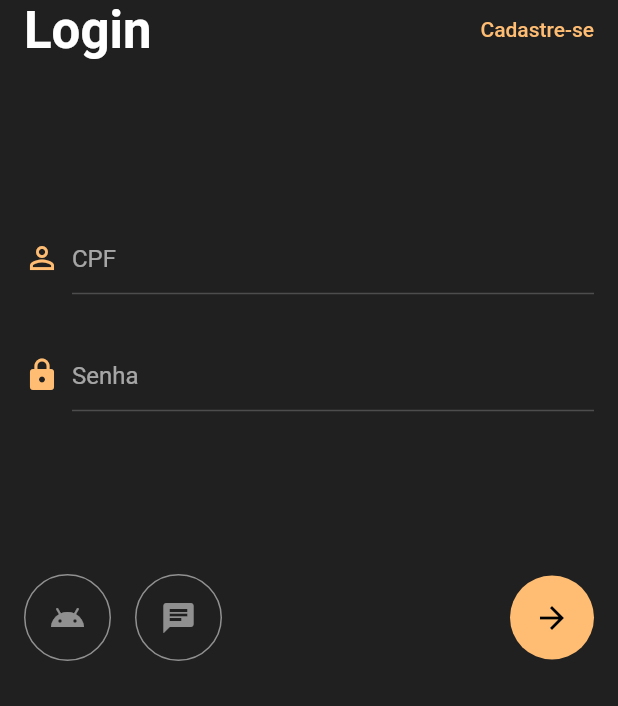
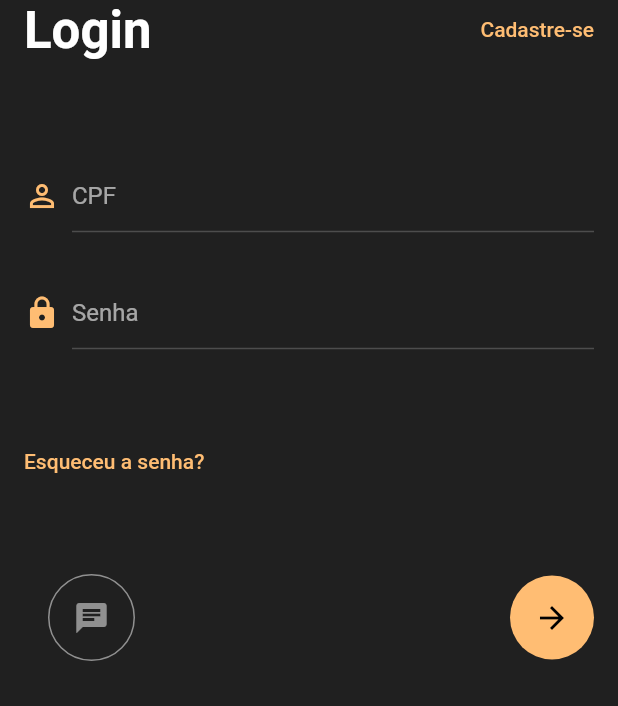
Before and after one commit to Rafaelveloso11/smartcity, a Flutter app: the screen it shows after launch, after a tap on "Acesse", on a phone screen of 412 x 824 dp, the part 530-1236 px from its top. Run offline on Flutter 3.47's test engine with Material 2 defaults, Android fonts, the phone set to English and light mode, and no system bars; our stand-ins replace flutter_multi_formatter, flutter_slidable.

Commit message:
Versão final para apresentação do tcc

```diff
--- a/lib/home_screen.dart
+++ b/lib/home_screen.dart
@@ -50,7 +50,7 @@ class _HomeScreenState extends State<HomeScreen> {
                       height: 60,
                     ),
                     Text(
-                      'Fulano da Silva',
+                      'Teste da Silva',
                       style: TextStyle(
                         color: Colors.white,
                         fontSize: 36,
@@ -130,7 +130,7 @@ class _HomeScreenState extends State<HomeScreen> {
                                 onPressed: () {
                                   Navigator.push(context,
                                       MaterialPageRoute(builder: (context) {
-                                    return const SignInScreen();
+                                    return SignInScreen();
                                   }));
                                 },
                                 style: ElevatedButton.styleFrom(
--- a/lib/main.dart
+++ b/lib/main.dart
@@ -81,7 +81,7 @@ class WelcomeScreen extends StatelessWidget {
                   onTap: () {
                     Navigator.push(context,
                         MaterialPageRoute(builder: (context) {
-                      return const SignInScreen();
+                      return SignInScreen();
                     }));
                   },
                   child: Container(
--- a/lib/signin_screen.dart
+++ b/lib/signin_screen.dart
@@ -1,17 +1,21 @@
 import 'package:flutter/material.dart';
 import 'package:flutter/rendering.dart';
+import 'package:flutter_multi_formatter/formatters/masked_input_formatter.dart';
 import 'package:smartcity/constants.dart';
 import 'package:smartcity/home_screen.dart';
 import 'package:smartcity/register_screen.dart';
 
 class SignInScreen extends StatelessWidget {
-  const SignInScreen({Key? key}) : super(key: key);
+  SignInScreen({Key? key}) : super(key: key);
+  final formKey = GlobalKey<FormState>();
 
   @override
   Widget build(BuildContext context) {
     return Scaffold(
         body: SingleChildScrollView(
       reverse: true,
+      child: Form(
+        key: formKey,
         child: ConstrainedBox(
           constraints:
               BoxConstraints(maxHeight: MediaQuery.of(context).size.height),
@@ -59,8 +63,8 @@ class SignInScreen extends StatelessWidget {
                         padding: const EdgeInsets.only(bottom: 30),
                         child: Row(
                           crossAxisAlignment: CrossAxisAlignment.center,
-                          children: const [
-                            Padding(
+                          children: [
+                            const Padding(
                               padding: EdgeInsets.only(right: 8.0),
                               child: Icon(
                                 Icons.perm_identity,
@@ -68,18 +72,25 @@ class SignInScreen extends StatelessWidget {
                               ),
                             ),
                             Expanded(
-                              child: TextField(
-                                decoration: InputDecoration(hintText: "CPF"),
+                              child: TextFormField(
+                                  validator: (value) =>
+                                      (value == null || value.isEmpty)
+                                          ? "Informe o CPF"
+                                          : null,
+                                  decoration:
+                                      const InputDecoration(hintText: "CPF"),
                                   keyboardType: TextInputType.number,
-                              ),
+                                  inputFormatters: [
+                                    MaskedInputFormatter('###.###.###-##')
+                                  ]),
                             )
                           ],
                         ),
                       ),
                       Row(
                         crossAxisAlignment: CrossAxisAlignment.center,
-                        children: const [
-                          Padding(
+                        children: [
+                          const Padding(
                             padding: EdgeInsets.only(right: 8.0),
                             child: Icon(
                               Icons.lock,
@@ -87,10 +98,32 @@ class SignInScreen extends StatelessWidget {
                             ),
                           ),
                           Expanded(
-                            child: TextField(
-                              decoration: InputDecoration(hintText: "Senha"),
+                            child: TextFormField(
+                                decoration:
+                                    const InputDecoration(hintText: "Senha"),
+                                obscureText: true,
+                                validator: (value) =>
+                                    (value == null || value.isEmpty)
+                                        ? "Informe a senha"
+                                        : null),
                           ),
-                          )
+                        ],
+                      ),
+                      const Spacer(),
+                      Row(
+                        mainAxisAlignment: MainAxisAlignment.spaceBetween,
+                        children: [
+                          GestureDetector(
+                              onTap: () {
+                                Navigator.push(context,
+                                    MaterialPageRoute(builder: (context) {
+                                  return const RegisterScreen();
+                                }));
+                              },
+                              child: Text(
+                                "Esqueceu a senha?",
+                                style: Theme.of(context).textTheme.button,
+                              ))
                         ],
                       ),
                       const Spacer(),
@@ -98,16 +131,6 @@ class SignInScreen extends StatelessWidget {
                         padding: const EdgeInsets.only(bottom: 30),
                         child: Row(
                           children: [
-                            Container(
-                              padding: const EdgeInsets.all(16),
-                              decoration: BoxDecoration(
-                                shape: BoxShape.circle,
-                                border: Border.all(
-                                    color: Colors.white.withOpacity(0.5)),
-                              ),
-                              child: Icon(Icons.android,
-                                  color: Colors.white.withOpacity(0.5)),
-                            ),
                             const SizedBox(width: 16),
                             Container(
                               padding: const EdgeInsets.all(16),
@@ -127,10 +150,12 @@ class SignInScreen extends StatelessWidget {
                                     color: kPrimaryColor),
                                 child: GestureDetector(
                                   onTap: () {
+                                    if (formKey.currentState!.validate()) {
                                       Navigator.push(context,
                                           MaterialPageRoute(builder: (context) {
                                         return const HomeScreen();
                                       }));
+                                    }
                                   },
                                   child: const Icon(
                                     Icons.arrow_forward,
@@ -148,6 +173,6 @@ class SignInScreen extends StatelessWidget {
           ),
         ),
       ),
-    );
+    ));
   }
 }
--- a/lib/widget/managerTaskShow_widget.dart
+++ b/lib/widget/managerTaskShow_widget.dart
@@ -57,7 +57,7 @@ class _ManagerTaskShowWidgetState extends State<ManagerTaskShowWidget> {
                   Container(
                     alignment: Alignment.centerLeft,
                     margin: EdgeInsets.only(top: 10.0, bottom: 10.0),
-                    child: Text("Solicitante : Fulano da Silva",
+                    child: Text("Solicitante : Teste da Silva",
                         style: TextStyle(
                             color: Colors.white70,
                             fontWeight: FontWeight.bold,
--- a/lib/widget/teamTaskShow_widget.dart
+++ b/lib/widget/teamTaskShow_widget.dart
@@ -50,7 +50,7 @@ class _TeamTaskShowWidget extends State<TeamTaskShowWidget> {
                   Container(
                     alignment: Alignment.centerLeft,
                     margin: EdgeInsets.only(top: 10.0, bottom: 10.0),
-                    child: Text("Solicitante : Fulano da Silva",
+                    child: Text("Solicitante : Teste da Silva",
                         style: TextStyle(
                             color: Colors.white70,
                             fontWeight: FontWeight.bold,
--- a/pubspec.yaml
+++ b/pubspec.yaml
@@ -32,6 +32,7 @@ dependencies:
   cupertino_icons: ^1.0.2
   flutter_slidable: ^2.0.0
   intl: ^0.17.0
+  flutter_multi_formatter: ^2.9.7
 
 
 dev_dependencies:
```
Also changed, not shown: lib/register_screen.dart (+79 -31 lines), lib/widget/showTaskDetail_widget.dart (+3 -4 lines), lib/signup_screen.dart (deleted), pubspec.lock. Lines whose indentation alone changed are shown as unchanged.
